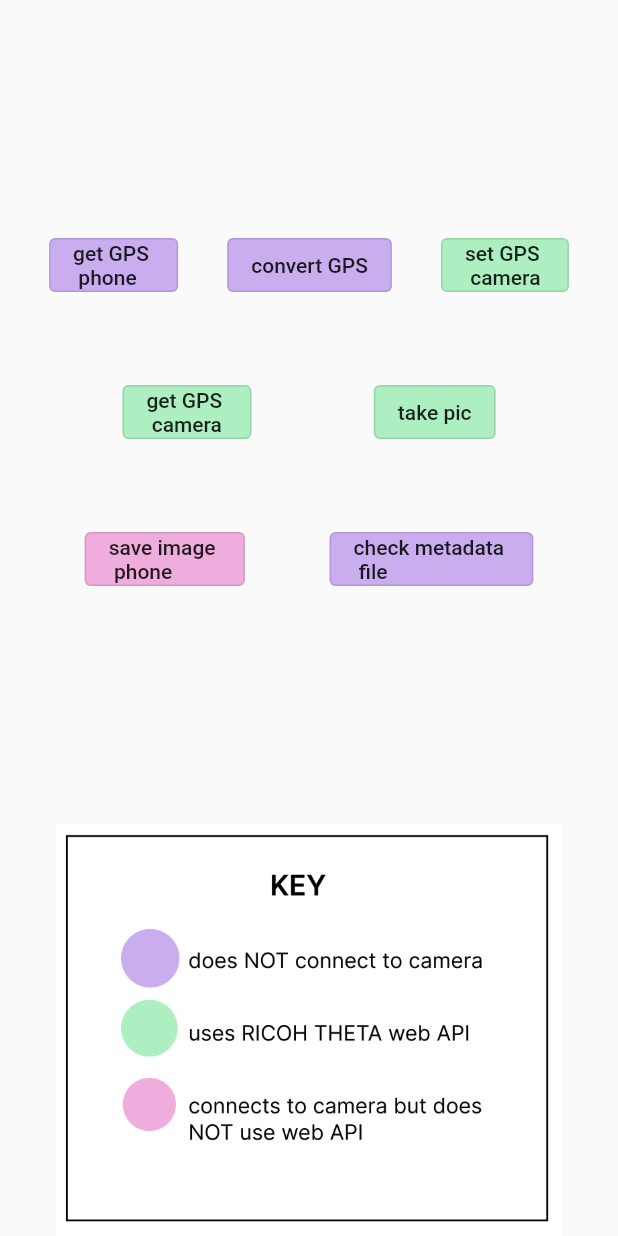
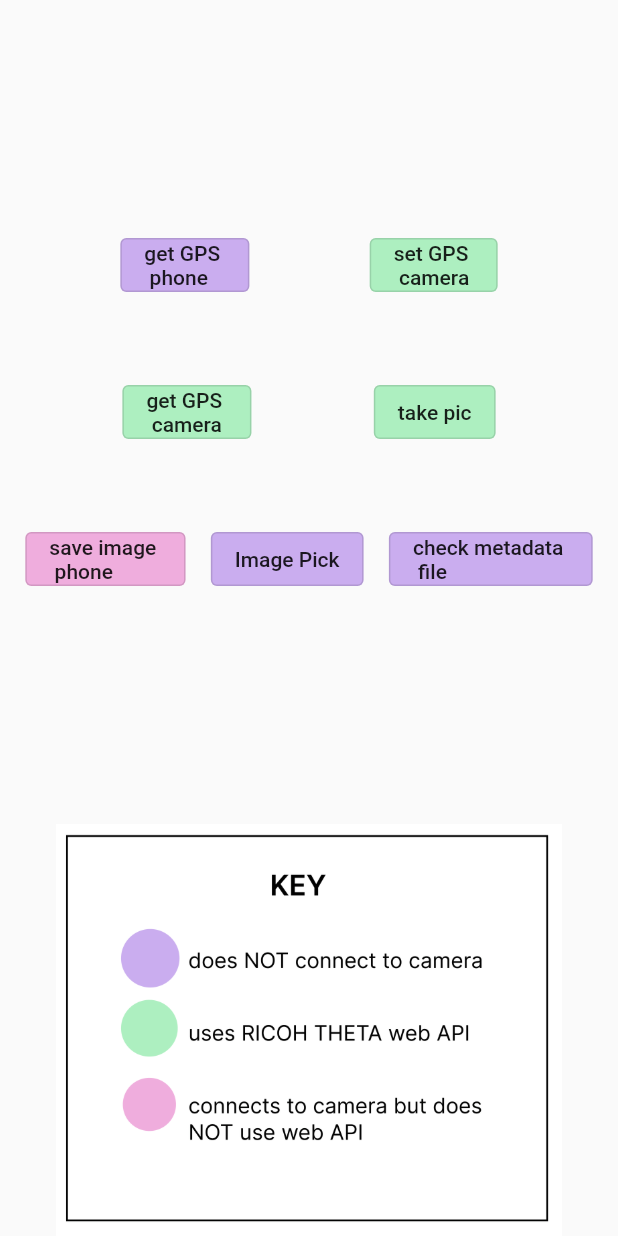
Before and after one commit to caitlynbakery/13_theta_gps, a Flutter app: the screen it shows after launch, on a phone screen of 412 x 824 dp. Run offline on Flutter 3.47's test engine with Material 2 defaults, Android fonts, the light colour scheme and no system bars; our stand-ins replace bloc, equatable, flutter_bloc, gallery_saver, image_picker, location and 1 more; missing offline and left inert: dart:ffi.

Commit message:
App Working
All buttons work

Able to get metadata from saved file through image picker

```diff
--- a/lib/main.dart
+++ b/lib/main.dart
@@ -2,6 +2,7 @@ import 'package:flutter/material.dart';
 import 'package:flutter_bloc/flutter_bloc.dart';
 import 'blocs/theta/theta_bloc.dart';
 import 'widgets/response_window.dart';
+import 'package:image_picker/image_picker.dart';
 
 void main() {
   runApp(const MyApp());
@@ -34,18 +35,6 @@ class MyApp extends StatelessWidget {
                             },
                             child: const Text(
                               'get GPS \n phone',
-                              style: TextStyle(color: Colors.black87),
-                            ),
-                            style: OutlinedButton.styleFrom(
-                                backgroundColor:
-                                    Color.fromRGBO(202, 173, 239, 100)),
-                          ),
-                          OutlinedButton(
-                            onPressed: () {
-                              context.read<ThetaBloc>().add(ConvertGPSEvent());
-                            },
-                            child: const Text(
-                              'convert GPS',
                               style: TextStyle(color: Colors.black87),
                             ),
                             style: OutlinedButton.styleFrom(
@@ -117,7 +106,27 @@ class MyApp extends StatelessWidget {
                                     Color.fromRGBO(239, 173, 221, 100)),
                           ),
                           OutlinedButton(
-                            onPressed: () {},
+                            onPressed: () async {
+                              final image = await ImagePicker().pickImage(
+                                source: ImageSource.gallery,
+                              );
+                              if (image == null) return;
+                              context
+                                  .read<ThetaBloc>()
+                                  .add(ImagePickEvent(image));
+                            },
+                            child: const Text(
+                              'Image Pick',
+                              style: TextStyle(color: Colors.black87),
+                            ),
+                            style: OutlinedButton.styleFrom(
+                                backgroundColor:
+                                    Color.fromRGBO(202, 173, 239, 100)),
+                          ),
+                          OutlinedButton(
+                            onPressed: () {
+                              context.read<ThetaBloc>().add(GetMetadataEvent());
+                            },
                             child: const Text(
                               'check metadata \n file',
                               style: TextStyle(color: Colors.black87),
```
